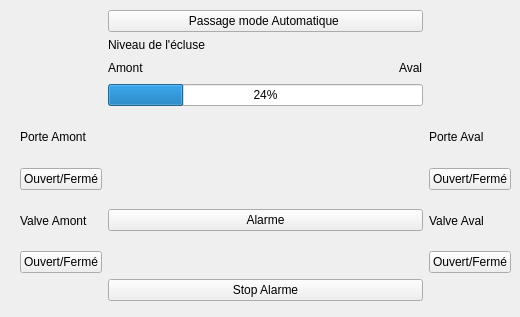
Above: expert.ui from Alpam/Ecluse before the change. Below: the same form after it.
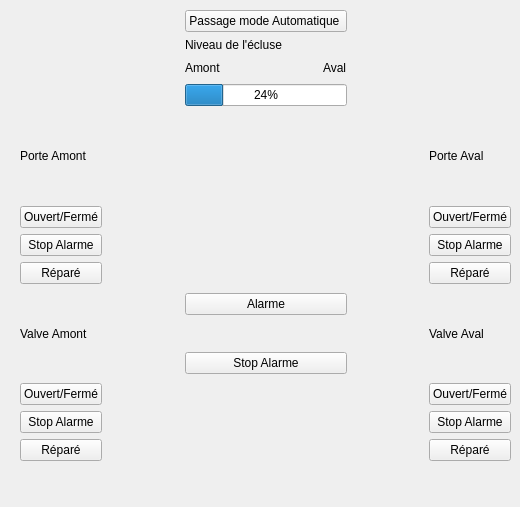
That is the form after the change.

The edit to the form file:
```diff
--- a/expert.ui
+++ b/expert.ui
@@ -7,7 +7,7 @@
     <x>0</x>
     <y>0</y>
     <width>520</width>
-    <height>317</height>
+    <height>507</height>
    </rect>
   </property>
   <property name="windowTitle">
@@ -19,46 +19,64 @@
      <x>20</x>
      <y>10</y>
      <width>491</width>
-     <height>291</height>
+     <height>451</height>
     </rect>
    </property>
    <layout class="QGridLayout" name="gridLayout">
-    <item row="1" column="0">
-     <widget class="QLabel" name="label">
-      <property name="text">
-       <string>Porte Amont</string>
-      </property>
-     </widget>
+    <item row="4" column="2" rowspan="3">
+     <layout class="QGridLayout" name="gridLayout_2">
+      <item row="0" column="0">
+       <widget class="QPushButton" name="boutonStartAlarme">
+        <property name="text">
+         <string>Alarme</string>
+        </property>
+       </widget>
+      </item>
+      <item row="1" column="0">
+       <widget class="QPushButton" name="boutonStopAlarme">
+        <property name="text">
+         <string>Stop Alarme</string>
+        </property>
+       </widget>
+      </item>
+     </layout>
     </item>
-    <item row="2" column="0">
-     <widget class="QPushButton" name="pAmOnOff">
-      <property name="text">
-       <string>Ouvert/Fermé</string>
-      </property>
-     </widget>
-    </item>
-    <item row="4" column="0">
+    <item row="6" column="0">
      <widget class="QPushButton" name="vAmOnOff">
       <property name="text">
        <string>Ouvert/Fermé</string>
       </property>
      </widget>
     </item>
-    <item row="3" column="0">
+    <item row="5" column="0">
      <widget class="QLabel" name="label_3">
       <property name="text">
        <string>Valve Amont</string>
       </property>
      </widget>
     </item>
-    <item row="1" column="2">
+    <item row="2" column="0">
+     <widget class="QPushButton" name="pAmOnOff">
+      <property name="text">
+       <string>Ouvert/Fermé</string>
+      </property>
+     </widget>
+    </item>
+    <item row="1" column="0">
+     <widget class="QLabel" name="label">
+      <property name="text">
+       <string>Porte Amont</string>
+      </property>
+     </widget>
+    </item>
+    <item row="1" column="4">
      <widget class="QLabel" name="label_2">
       <property name="text">
        <string>Porte Aval</string>
       </property>
      </widget>
     </item>
-    <item row="0" column="1">
+    <item row="0" column="2">
      <layout class="QGridLayout" name="gridLayout_8">
       <item row="2" column="0">
        <widget class="QProgressBar" name="niveauEcluse">
@@ -114,41 +132,109 @@
       </item>
      </layout>
     </item>
-    <item row="2" column="2">
-     <widget class="QPushButton" name="pAvOnOff">
-      <property name="text">
-       <string>Ouvert/Fermé</string>
-      </property>
-     </widget>
-    </item>
-    <item row="5" column="1">
-     <widget class="QPushButton" name="boutonStopAlarme">
-      <property name="text">
-       <string>Stop Alarme</string>
-      </property>
-     </widget>
-    </item>
-    <item row="4" column="2">
+    <item row="6" column="4">
      <widget class="QPushButton" name="vAvOnOff">
       <property name="text">
        <string>Ouvert/Fermé</string>
       </property>
      </widget>
     </item>
-    <item row="3" column="2">
+    <item row="2" column="4">
+     <widget class="QPushButton" name="pAvOnOff">
+      <property name="text">
+       <string>Ouvert/Fermé</string>
+      </property>
+     </widget>
+    </item>
+    <item row="5" column="4">
      <widget class="QLabel" name="label_4">
       <property name="text">
        <string>Valve Aval</string>
       </property>
      </widget>
     </item>
-    <item row="2" column="1" rowspan="3">
-     <widget class="QPushButton" name="boutonStartAlarme">
+    <item row="3" column="0">
+     <widget class="QPushButton" name="bStopAlarmePorteAm">
       <property name="text">
-       <string>Alarme</string>
+       <string>Stop Alarme</string>
       </property>
      </widget>
     </item>
+    <item row="3" column="4">
+     <widget class="QPushButton" name="bStopAlarmePorteAv">
+      <property name="text">
+       <string>Stop Alarme</string>
+      </property>
+     </widget>
+    </item>
+    <item row="4" column="4">
+     <widget class="QPushButton" name="boutonReparePorteAv">
+      <property name="text">
+       <string>Réparé</string>
+      </property>
+     </widget>
+    </item>
+    <item row="4" column="0">
+     <widget class="QPushButton" name="boutonReparePorteAm">
+      <property name="text">
+       <string>Réparé</string>
+      </property>
+     </widget>
+    </item>
+    <item row="11" column="0">
+     <widget class="QPushButton" name="bStopAlarmeValveAm">
+      <property name="text">
+       <string>Stop Alarme</string>
+      </property>
+     </widget>
+    </item>
+    <item row="12" column="4">
+     <widget class="QPushButton" name="boutonRepareValveAv">
+      <property name="text">
+       <string>Réparé</string>
+      </property>
+     </widget>
+    </item>
+    <item row="12" column="0">
+     <widget class="QPushButton" name="boutonRepareValveAm">
+      <property name="text">
+       <string>Réparé</string>
+      </property>
+     </widget>
+    </item>
+    <item row="11" column="4">
+     <widget class="QPushButton" name="bStopAlarmeValveAv">
+      <property name="text">
+       <string>Stop Alarme</string>
+      </property>
+     </widget>
+    </item>
+    <item row="5" column="1">
+     <spacer name="horizontalSpacer">
+      <property name="orientation">
+       <enum>Qt::Horizontal</enum>
+      </property>
+      <property name="sizeHint" stdset="0">
+       <size>
+        <width>40</width>
+        <height>20</height>
+       </size>
+      </property>
+     </spacer>
+    </item>
+    <item row="5" column="3">
+     <spacer name="horizontalSpacer_2">
+      <property name="orientation">
+       <enum>Qt::Horizontal</enum>
+      </property>
+      <property name="sizeHint" stdset="0">
+       <size>
+        <width>40</width>
+        <height>20</height>
+       </size>
+      </property>
+     </spacer>
+    </item>
    </layout>
   </widget>
  </widget>
```
